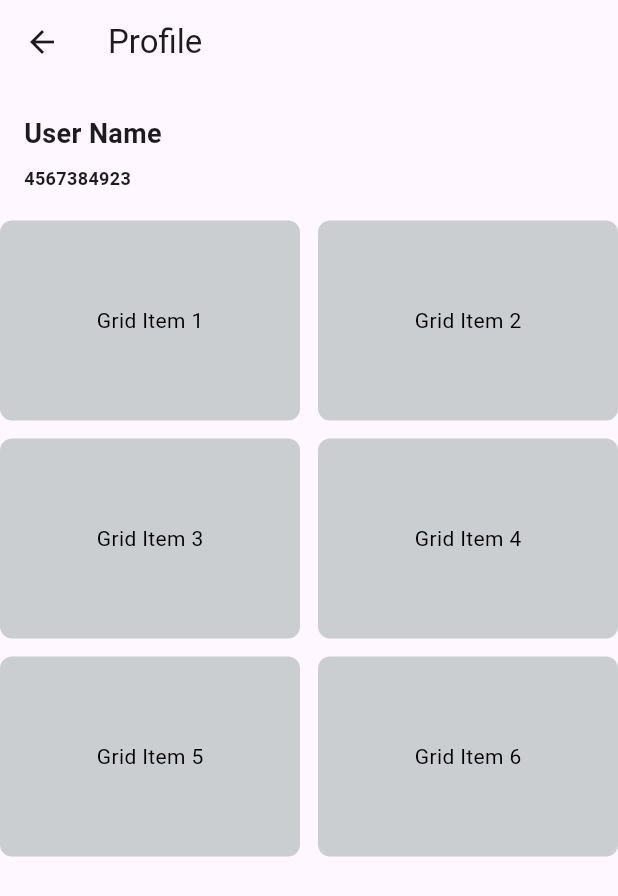
After one commit to jagdhanepradip1212/zura-UI, a Flutter app: the screen it shows after launch, after a tap on the "account circle" icon, on a phone screen of 412 x 824 dp. The commit adds this screen. Shown: the top 896 px of the screen. Run offline on Flutter 3.47's test engine with Material 3 defaults, Android fonts, the phone set to English and light mode, and no system bars; our stand-ins replace carousel_slider, otp_text_field.

Commit message:
code added

```diff
--- a/lib/home_page.dart
+++ b/lib/home_page.dart
@@ -1,246 +1,238 @@
+import 'package:carousel_slider/carousel_slider.dart';
 import 'package:flutter/material.dart';
+import 'package:zura/profile_page.dart';
 
 class HomePage extends StatelessWidget {
   const HomePage({super.key});
 
   @override
   Widget build(BuildContext context) {
+    final List<String> carouselImages = [
+      'assets/carousel1.jpg',
+      'assets/carousel2.jpg',
+      'assets/carousel3.jpg',
+      'assets/carousel4.jpg',
+    ];
     return Scaffold(
-      appBar: AppBar(
-        automaticallyImplyLeading: false,
-        backgroundColor: Colors.black,
-        title: const Row(
-          children: <Widget>[
-            Icon(
-              Icons.location_on,
-              color: Colors.white,
-              size: 18.0,
-            ),
-            SizedBox(width: 4),
-            Text(
-              'Vasant Baug',
-              style: TextStyle(
-                color: Colors.white,
-                fontSize: 16,
-              ),
-            ),
-          ],
-        ),
-        actions: <Widget>[
-          Container(
-            decoration: BoxDecoration(
-              shape: BoxShape.circle,
-              border: Border.all(
-                color: Colors.white,
-                width: 2,
-              ),
-            ),
-            child: IconButton(
-              icon: const Icon(
-                Icons.person,
-                color: Colors.white,
-              ),
-              onPressed: () {
-                // Add your profile icon tap action here
-              },
-            ),
-          ),
-        ],
-      ),
       body: Column(
         children: <Widget>[
           Container(
-            height: 300,
+            height: 100,
             decoration: const BoxDecoration(
-              color: Color.fromARGB(255, 0, 0, 0),
               borderRadius: BorderRadius.only(
                 bottomLeft: Radius.circular(20),
                 bottomRight: Radius.circular(20),
               ),
+              gradient: LinearGradient(
+                begin: Alignment.topLeft,
+                end: Alignment.bottomRight,
+                colors: [
+                  Color.fromARGB(251, 232, 225, 98),
+                  Color.fromARGB(232, 178, 158, 24),
+                  // Add more colors if you like
+                ],
+              ),
             ),
-            child: Column(
-              children: <Widget>[
+            child: Row(
+              mainAxisAlignment: MainAxisAlignment.start,
+              children: [
                 Padding(
-                  padding: const EdgeInsets.all(10.0), // Add padding here
-                  child: Container(
-                    padding: const EdgeInsets.all(6),
-                    decoration: BoxDecoration(
-                      color: const Color.fromARGB(255, 121, 116, 116),
-                      borderRadius: BorderRadius.circular(40.0),
-                    ),
-                    child: const TextField(
-                      style: TextStyle(color: Colors.white),
-                      decoration: InputDecoration(
-                        hintText: 'Search',
-                        hintStyle: TextStyle(color: Colors.white),
-                        border: InputBorder.none,
-                        icon: Icon(
-                          Icons.search_sharp,
-                          color: Color.fromARGB(162, 59, 204, 61),
-                        ),
-                      ),
+                  padding: const EdgeInsets.all(8.0),
+                  child: GestureDetector(
+                    onTap: () {
+                      Navigator.push(
+                        context,
+                        MaterialPageRoute(
+                            builder: (context) => const ProfilePage()),
+                      );
+                    },
+                    child: const Icon(
+                      Icons.account_circle_sharp,
+                      color: Color.fromARGB(255, 0, 0, 0),
+                      size: 40,
                     ),
                   ),
                 ),
+
+                const Column(
+                  crossAxisAlignment: CrossAxisAlignment.start,
+                  children: [
+                    SizedBox(height: 30),
+                    Text(
+                      'Saved till date',
+                      style: TextStyle(
+                        color: Colors.black,
+                        fontSize: 14,
+                        fontWeight: FontWeight.bold,
+                      ),
+                    ),
+                    Text(
+                      '₹1000',
+                      style: TextStyle(
+                        color: Colors.black,
+                        fontSize: 12,
+                        fontWeight: FontWeight.normal,
+                      ),
+                    ),
+                  ],
+                ),
+                Expanded(
+                  // Takes up remaining space
+                  child: Align(
+                    alignment: Alignment.centerRight,
+                    child: Container(
+                      width: 90,
+                      height: 40,
+                      decoration: BoxDecoration(
+                        color: const Color.fromARGB(255, 255, 255, 255),
+                        borderRadius: BorderRadius.circular(10),
+                      ),
+                      padding: const EdgeInsets.all(9.0),
+                      margin: const EdgeInsets.only(right: 10),
+
+                      child: const Text(
+                        "Rewards",
+                        textAlign: TextAlign.center,
+                      ),
+                      // You can add child widgets to this container
+                    ),
+                  ),
+                ),
+
+                // Add any other widgets you want inside the container
               ],
             ),
           ),
-          const SizedBox(height: 10),
-          Row(
-            children: <Widget>[
-              Expanded(
-                  child: Container(
-                margin: const EdgeInsets.only(right: 10.0),
-                child: const Divider(
-                  color: Colors.grey,
-                  height: 36,
+          const SizedBox(height: 12),
+          Padding(
+            padding: const EdgeInsets.symmetric(horizontal: 12.0),
+            child: TextField(
+              decoration: InputDecoration(
+                hintText: 'Search...',
+                prefixIcon: const Icon(Icons.search),
+                border: OutlineInputBorder(
+                  borderRadius:
+                      BorderRadius.circular(12.0), // Circular border radius
+                  borderSide: BorderSide.none, // No border
                 ),
-              )),
-              const Text(
-                "WHAT'S ON ZURA",
-                style: TextStyle(fontSize: 14, fontWeight: FontWeight.bold),
-                textAlign: TextAlign.center,
+                enabledBorder: OutlineInputBorder(
+                  borderRadius:
+                      BorderRadius.circular(12.0), // Circular border radius
+                  borderSide: const BorderSide(color: Colors.grey),
+                ),
+                focusedBorder: OutlineInputBorder(
+                  borderRadius:
+                      BorderRadius.circular(12.0), // Circular border radius
+                  borderSide: const BorderSide(width: 2, color: Colors.grey),
+                ),
+                filled: true,
+                fillColor: const Color.fromARGB(255, 255, 255, 255),
               ),
-              Expanded(
-                  child: Container(
-                margin: const EdgeInsets.only(left: 10.0),
-                child: const Divider(
-                  color: Colors.grey,
-                  height: 36,
-                ),
-              ))
-            ],
+            ),
+          ),
+          const SizedBox(height: 14),
+          const Padding(
+            padding: EdgeInsets.only(left: 10.0), // Adjust the value as needed
+            child: Align(
+              alignment: Alignment.centerLeft,
+              child: Text(
+                "Shop by Store",
+                style: TextStyle(fontWeight: FontWeight.bold),
+              ),
+            ),
           ),
           const SizedBox(height: 12),
-          Row(
-            children: <Widget>[
-              Expanded(
-                child: Container(
-                  margin: const EdgeInsets.all(10),
-                  decoration: BoxDecoration(
-                    color: Colors.white,
-                    borderRadius: BorderRadius.circular(10),
-                    boxShadow: [
-                      BoxShadow(
-                        color: Colors.black.withOpacity(0.2),
-                        blurRadius: 5,
-                        spreadRadius: 2,
+          SizedBox(
+            height: 230, // Adjust the height as necessary
+            child: GridView.builder(
+              physics:
+                  const NeverScrollableScrollPhysics(), // to disable GridView's scrolling
+              gridDelegate: const SliverGridDelegateWithFixedCrossAxisCount(
+                crossAxisCount: 4, // Number of columns
+                crossAxisSpacing: 6, // Horizontal space between items
+                mainAxisSpacing: 6, // Vertical space between items
+              ),
+              itemCount: 8, // Number of items in the grid
+              itemBuilder: (BuildContext context, int index) {
+                // List of texts for each grid item
+                List<String> gridTexts = [
+                  'Text 1',
+                  'Text 2',
+                  'Text 3',
+                  'Text 4',
+                  'Text 5',
+                  'Text 6',
+                  'Text 7',
+                  'Text 8'
+                ];
+
+                List<String> assetImages = [
+                  'assets/image1.png',
+                  'assets/image2.png',
+                  'assets/image3.png',
+                  'assets/image4.png',
+                  'assets/image5.png',
+                  'assets/image6.png',
+                  'assets/image7.png',
+                  'assets/image8.png',
+                ];
+
+                return Column(
+                  mainAxisSize:
+                      MainAxisSize.min, // To wrap the content in the column
+                  children: [
+                    Container(
+                      decoration: BoxDecoration(
+                        color: Colors.grey[300], // Example color for grid items
+                        borderRadius: BorderRadius.circular(8),
                       ),
-                    ],
-                  ),
-                  height: 50,
-                  child: const Center(
-                    child: Text(
-                      'REWARDS',
-                      style: TextStyle(
-                          fontWeight: FontWeight.bold, color: Colors.black),
+                      height: 65, // Height for the grid box
+                      width: double.infinity,
+                      child: Image.asset(
+                        assetImages[index],
+                        fit: BoxFit.cover,
+                      ), // Make the container take full width in the grid cell
                     ),
-                  ),
-                ),
-              ),
-              const SizedBox(width: 8),
-              Expanded(
-                child: Container(
-                  margin: const EdgeInsets.all(10),
-                  decoration: BoxDecoration(
-                    color: Colors.white,
-                    borderRadius: BorderRadius.circular(10),
-                    boxShadow: [
-                      BoxShadow(
-                        color: Colors.black.withOpacity(0.2), // Shadow color
-                        blurRadius: 5, // Add blur radius
-                        spreadRadius: 2, // Add spread radius
+                    Padding(
+                      padding: const EdgeInsets.only(
+                          top: 4), // Space between the container and text
+                      child: Text(
+                        gridTexts[index], // Displaying text from the list
                       ),
-                    ],
-                  ),
-                  height: 50,
-                  child: const Center(
-                    child: Text(
-                      'EXPLORE',
-                      style: TextStyle(
-                          fontWeight: FontWeight.bold, color: Colors.black),
                     ),
-                  ),
-                ),
-              ),
-            ],
+                  ],
+                );
+              },
+            ),
           ),
-          const SizedBox(height: 16),
-          const SizedBox(height: 16),
-          Row(
-            children: <Widget>[
-              Expanded(
-                  child: Container(
-                margin: const EdgeInsets.only(right: 10.0),
-                child: const Divider(
-                  color: Colors.grey,
-                  height: 36,
-                ),
-              )),
-              const Text(
-                "REWARDS",
-                style: TextStyle(fontSize: 14, fontWeight: FontWeight.bold),
-                textAlign: TextAlign.center,
-              ),
-              Expanded(
-                  child: Container(
-                margin: const EdgeInsets.only(left: 10.0),
-                child: const Divider(
-                  color: Colors.grey,
-                  height: 36,
-                ),
-              ))
-            ],
-          ),
-          const SizedBox(height: 12),
-          Container(
-            height: 150,
-            margin: const EdgeInsets.all(10),
-            decoration: BoxDecoration(
-              color: Colors.white,
-              borderRadius: BorderRadius.circular(10),
-              boxShadow: [
-                BoxShadow(
-                  color: Colors.black.withOpacity(0.2),
-                  blurRadius: 5,
-                  spreadRadius: 2,
-                ),
-              ],
+          CarouselSlider(
+            options: CarouselOptions(
+              height: 200.0,
+              enlargeCenterPage: true,
+              autoPlay: true,
+              aspectRatio: 16 / 9,
+              autoPlayCurve: Curves.fastOutSlowIn,
+              enableInfiniteScroll: true,
+              autoPlayAnimationDuration: const Duration(milliseconds: 800),
+              viewportFraction: 0.8,
             ),
-            child: const Stack(
-              children: [
-                Positioned(
-                  top: 0,
-                  left: 0,
-                  child: Padding(
-                    padding: EdgeInsets.all(8.0),
-                    child: Text(
-                      '100',
-                      style: TextStyle(
-                          fontSize: 20,
-                          color: Colors.black,
-                          fontWeight: FontWeight.bold),
+            items: carouselImages.map((imagePath) {
+              return Builder(
+                builder: (BuildContext context) {
+                  return Container(
+                    width: MediaQuery.of(context).size.width,
+                    margin: const EdgeInsets.symmetric(horizontal: 5.0),
+                    decoration: const BoxDecoration(
+                      color: Colors.grey,
                     ),
-                  ),
-                ),
-                Positioned(
-                  top:
-                      30, // Adjust this value as needed to position the text below '100'
-                  left: 0,
-                  child: Padding(
-                    padding: EdgeInsets.all(8.0),
-                    child: Text(
-                      'Rewards Earned Worth',
-                      style: TextStyle(
-                          fontSize: 14, // Customize your text style here
-                          color: Colors.black,
-                          fontWeight: FontWeight.normal),
+                    child: Image.asset(
+                      imagePath,
+                      fit: BoxFit.cover,
                     ),
-                  ),
-                ),
-                // Add other widgets here if needed
-              ],
-            ),
+                  );
+                },
+              );
+            }).toList(),
           ),
         ],
       ),
--- /dev/null
+++ b/lib/profile_page.dart
@@ -0,0 +1,83 @@
+import 'package:flutter/material.dart';
+
+class ProfilePage extends StatelessWidget {
+  const ProfilePage({super.key});
+
+  @override
+  Widget build(BuildContext context) {
+    // Desired width and height for grid items
+    double gridWidth = 150;
+    double gridHeight = 100;
+
+    // Calculate childAspectRatio
+    double childAspectRatio = gridWidth / gridHeight;
+
+    return Scaffold(
+      appBar: AppBar(
+        leading: IconButton(
+          icon: const Icon(Icons.arrow_back),
+          onPressed: () {
+            Navigator.pop(context); // Navigates back to the previous screen
+          },
+        ),
+        title: const Text('Profile'),
+      ),
+      body: SingleChildScrollView(
+        child: Column(
+          children: [
+            const SizedBox(height: 20),
+            const Padding(
+              padding: EdgeInsets.only(
+                  left: 16.0), // Adjust the padding value as needed
+              child: Align(
+                alignment: Alignment.centerLeft,
+                child: Text(
+                  'User Name',
+                  style: TextStyle(fontSize: 18, fontWeight: FontWeight.bold),
+                ),
+              ),
+            ),
+            const SizedBox(height: 8),
+            const Padding(
+              padding: EdgeInsets.only(
+                  left: 16.0), // Adjust the padding value as needed
+              child: Align(
+                alignment: Alignment.centerLeft,
+                child: Text(
+                  '4567384923',
+                  style: TextStyle(fontSize: 12, fontWeight: FontWeight.bold),
+                ),
+              ),
+            ),
+            const SizedBox(height: 20),
+            GridView.builder(
+              physics: const NeverScrollableScrollPhysics(),
+              shrinkWrap: true,
+              gridDelegate: SliverGridDelegateWithFixedCrossAxisCount(
+                crossAxisCount: 2,
+                crossAxisSpacing: 12,
+                mainAxisSpacing: 12,
+                childAspectRatio: childAspectRatio,
+              ),
+              itemCount: 6,
+              itemBuilder: (BuildContext context, int index) {
+                return Container(
+                  decoration: BoxDecoration(
+                    color: const Color.fromARGB(255, 203, 206, 208),
+                    borderRadius: BorderRadius.circular(8),
+                  ),
+                  child: Center(
+                    child: Text(
+                      'Grid Item ${index + 1}',
+                      style: const TextStyle(color: Colors.black),
+                    ),
+                  ),
+                );
+              },
+            ),
+          ],
+        ),
+      ),
+    );
+  }
+}
--- a/lib/splash_screen.dart
+++ b/lib/splash_screen.dart
@@ -1,5 +1,5 @@
 import 'package:flutter/material.dart';
-import 'package:zura/input.dart';
+import 'package:zura/home_page.dart';
 
 class SplashScreen extends StatefulWidget {
   const SplashScreen({super.key});
@@ -15,8 +15,8 @@ class _SplashScreenState extends State<SplashScreen> {
     Future.delayed(const Duration(seconds: 3), () {
       // Navigator.pushReplacement(context,
       //     MaterialPageRoute(builder: (context) => const LoginScreen()));
-      Navigator.pushReplacement(context,
-          MaterialPageRoute(builder: (context) => const InputScreen()));
+      Navigator.pushReplacement(
+          context, MaterialPageRoute(builder: (context) => const HomePage()));
     });
   }
 
--- a/pubspec.yaml
+++ b/pubspec.yaml
@@ -36,6 +36,7 @@ dependencies:
   # Use with the CupertinoIcons class for iOS style icons.
   cupertino_icons: ^1.0.2
   otp_text_field: ^1.1.3
+  carousel_slider: ^4.2.1
 
 dev_dependencies:
   flutter_test:
```
Also changed, not shown: lib/location/choose_area.dart (+26 -11 lines), lib/location/user_location.dart (+5 -5 lines), lib/test.dart (+37 -49 lines), pubspec.lock.
